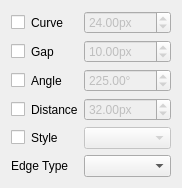
This is src/widgets/other_widgets/cusp_style_widget.ui in mbasaglia/Knotter as Qt 5 draws it before an edit. The edited form follows.
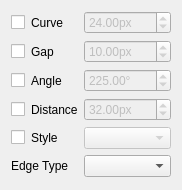
This is the edited form.

```diff
--- a/src/widgets/other_widgets/cusp_style_widget.ui
+++ b/src/widgets/other_widgets/cusp_style_widget.ui
@@ -7,7 +7,7 @@
     <x>0</x>
     <y>0</y>
     <width>164</width>
-    <height>161</height>
+    <height>190</height>
    </rect>
   </property>
   <layout class="QGridLayout" name="gridLayout">
```
